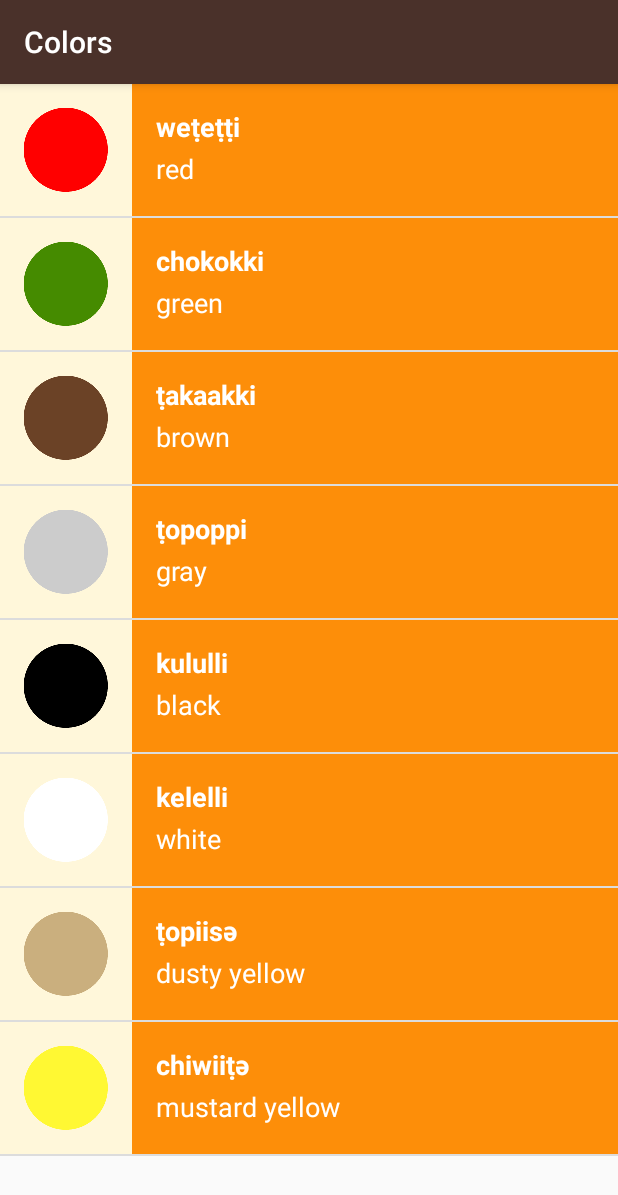
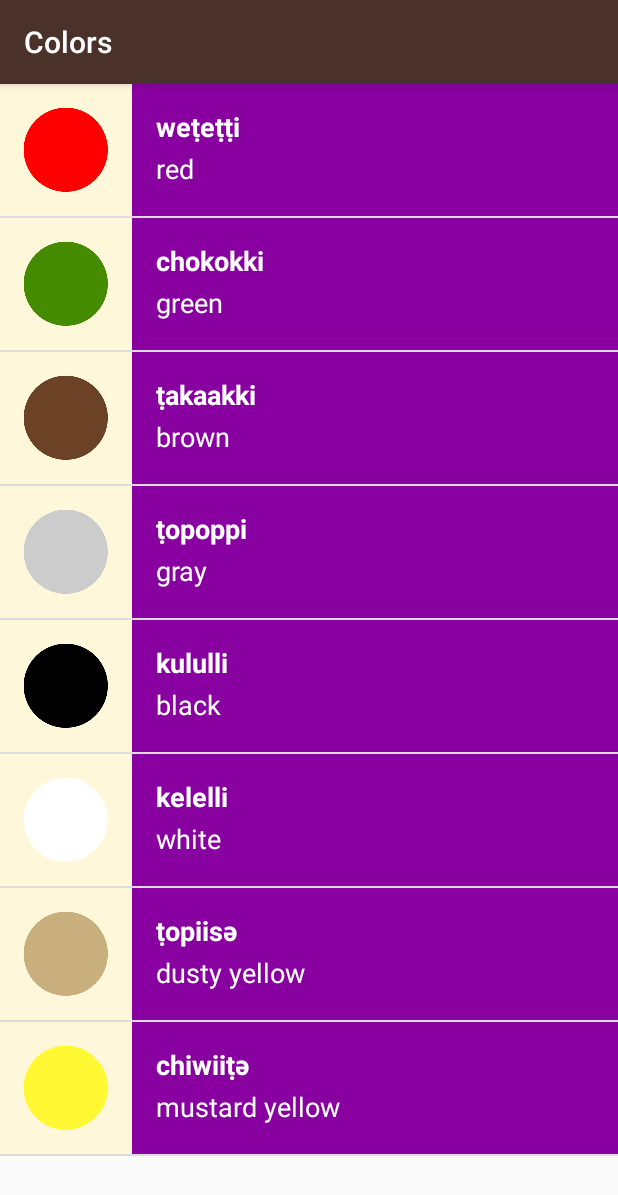
Before and after one commit to arunditti/Miwok, an Android app: the ColorsActivity screen opened directly, with no data from a screen before it, on a phone screen of 412 x 824 dp. Shown: the top 1195 px of the screen. Run offline under Robolectric (Android 15) with nearby library versions, the phone set to English and light mode, and no system bars.

Commit message:
Changed the color of the list

```diff
--- a/app/src/main/java/com/arunditti/android/miwok/ColorsActivity.java
+++ b/app/src/main/java/com/arunditti/android/miwok/ColorsActivity.java
@@ -34,7 +34,7 @@
         // simple_list_item_1.xml layout resource defined in the Android framework.
         // This list item layout contains a single {@link TextView}, which the adapter will set to
         // display a single word.
-        WordAdapter adapter = new WordAdapter(this, words);
+        WordAdapter adapter = new WordAdapter(this, words, R.color.category_colors);
 
         // Find the {@link ListView} object in the view hierarchy of the {@link Activity}.
         // There should be a {@link ListView} with the view ID called list, which is declared in the
--- a/app/src/main/java/com/arunditti/android/miwok/FamilyActivity.java
+++ b/app/src/main/java/com/arunditti/android/miwok/FamilyActivity.java
@@ -36,7 +36,7 @@
         // simple_list_item_1.xml layout resource defined in the Android framework.
         // This list item layout contains a single {@link TextView}, which the adapter will set to
         // display a single word.
-        WordAdapter adapter = new WordAdapter(this, words);
+        WordAdapter adapter = new WordAdapter(this, words, R.color.category_family);
 
         // Find the {@link ListView} object in the view hierarchy of the {@link Activity}.
         // There should be a {@link ListView} with the view ID called list, which is declared in the
--- a/app/src/main/java/com/arunditti/android/miwok/NumbersActivity.java
+++ b/app/src/main/java/com/arunditti/android/miwok/NumbersActivity.java
@@ -36,7 +36,7 @@
         // simple_list_item_1.xml layout resource defined in the Android framework.
         // This list item layout contains a single {@link TextView}, which the adapter will set to
         // display a single word.
-       WordAdapter adapter = new WordAdapter(this, words);
+       WordAdapter adapter = new WordAdapter(this, words, R.color.category_numbers);
 
         // Find the {@link ListView} object in the view hierarchy of the {@link Activity}.
         // There should be a {@link ListView} with the view ID called list, which is declared in the
--- a/app/src/main/java/com/arunditti/android/miwok/PhrasesActivity.java
+++ b/app/src/main/java/com/arunditti/android/miwok/PhrasesActivity.java
@@ -36,7 +36,7 @@
         // simple_list_item_1.xml layout resource defined in the Android framework.
         // This list item layout contains a single {@link TextView}, which the adapter will set to
         // display a single word.
-        WordAdapter adapter = new WordAdapter(this, words);
+        WordAdapter adapter = new WordAdapter(this, words, R.color.category_phrases);
 
         // Find the {@link ListView} object in the view hierarchy of the {@link Activity}.
         // There should be a {@link ListView} with the view ID called list, which is declared in the
--- a/app/src/main/java/com/arunditti/android/miwok/WordAdapter.java
+++ b/app/src/main/java/com/arunditti/android/miwok/WordAdapter.java
@@ -3,6 +3,7 @@
 import android.app.Activity;
 import android.support.annotation.NonNull;
 import android.support.annotation.Nullable;
+import android.support.v4.content.ContextCompat;
 import android.view.LayoutInflater;
 import android.view.View;
 import android.view.ViewGroup;
@@ -18,11 +19,15 @@
 
 public class WordAdapter extends ArrayAdapter<Word> {
 
+    //Resource ID for the background color of this list of words
+    private int mColorResourceId;
+
     /** The context is used to inflate the layout file, and the list is the data we want
     to populate into the lists. */
 
-    public WordAdapter(Activity context, ArrayList<Word> words) {
+    public WordAdapter(Activity context, ArrayList<Word> words, int colorResourceID) {
         super(context, 0, words);
+        mColorResourceId = colorResourceID;
     }
 
 
@@ -64,6 +69,13 @@
             imageView.setVisibility(View.GONE);
         }
 
+        // Set the theme color for the list item
+        View textContainer = listItemView.findViewById(R.id.text_container);
+        // Find the color that the resource ID maps to
+        int color = ContextCompat.getColor(getContext(), mColorResourceId);
+        // Set the background color of the text container View
+        textContainer.setBackgroundColor(color);
+
         // Return the whole list item layout (containing 2 TextViews) so that it can be shown in
         // the ListView.
         return listItemView;
--- a/app/src/main/res/layout/list_item.xml
+++ b/app/src/main/res/layout/list_item.xml
@@ -19,8 +19,7 @@
         android:layout_width="match_parent"
         android:layout_height="match_parent"
         android:orientation="vertical"
-        android:padding="16dp"
-        android:background="@color/category_numbers">
+        android:padding="16dp">
 
         <TextView
             android:id="@+id/miwok_text_view"
```
